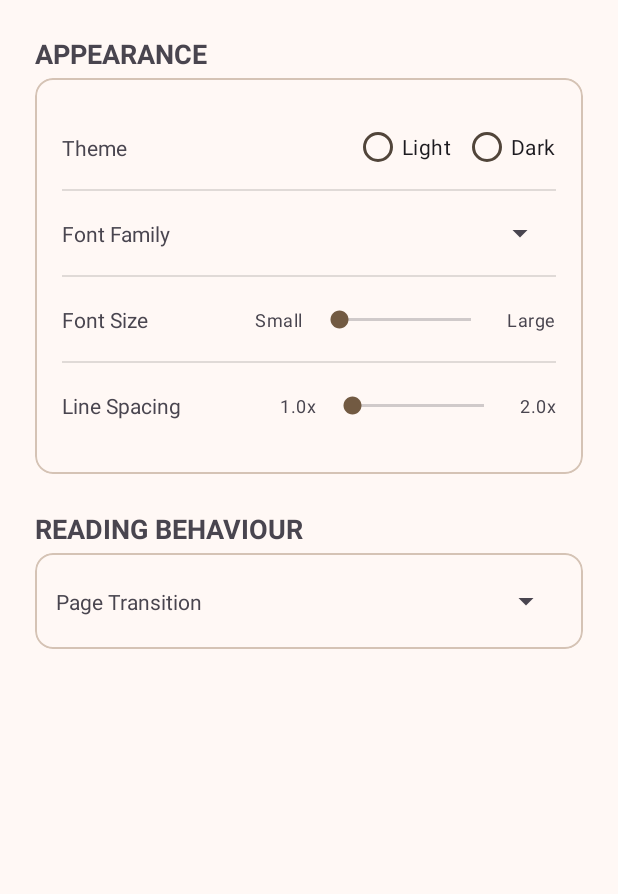
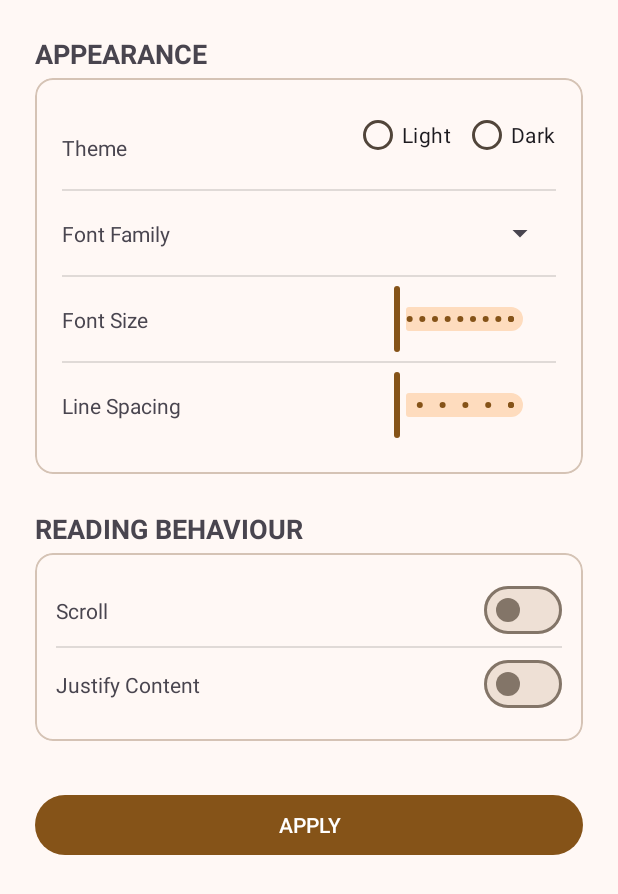
Before and after one commit to Tohirx/epub-reader, an Android app: the layout bottom_sheet_dialog_layout.xml on its own in the app's theme, with its tools: preview values and no code run, on a phone screen of 412 x 824 dp. Shown: the top 894 px of the screen. Run offline under Robolectric (Android 15) with nearby library versions, the phone set to English and light mode, and no system bars.

```diff
--- a/app/src/main/java/com/tohir/booksandstuff/ui/books/RecentBookAdapter.kt
+++ b/app/src/main/java/com/tohir/booksandstuff/ui/books/RecentBookAdapter.kt
@@ -44,6 +44,7 @@ class RecentBookAdapter(private val listener : OnRecentBooksClickedListener) : R
     inner class ViewHolder(private val binding: ItemRecentlyReadBooksBinding) : RecyclerView.ViewHolder(binding.root) {
 
         fun bind(book : Book) {
+
             val file = File(book.cover!!)
             val uri = Uri.fromFile(file)
 
@@ -59,7 +60,6 @@ class RecentBookAdapter(private val listener : OnRecentBooksClickedListener) : R
                 listener.onRecentBookClicked(book)
             }
 
-
         }
 
     }
--- a/app/src/main/res/layout/bottom_sheet_dialog_layout.xml
+++ b/app/src/main/res/layout/bottom_sheet_dialog_layout.xml
@@ -1,14 +1,15 @@
 <ScrollView xmlns:android="http://schemas.android.com/apk/res/android"
-    android:padding="8dp"
+    xmlns:app="http://schemas.android.com/apk/res-auto"
     android:layout_width="match_parent"
-    android:layout_height="match_parent">
+    android:layout_height="match_parent"
+    android:padding="8dp">
 
     <androidx.constraintlayout.widget.ConstraintLayout
-        xmlns:app="http://schemas.android.com/apk/res-auto"
         android:layout_width="match_parent"
         android:layout_height="wrap_content">
 
         <LinearLayout
+            android:id="@+id/linear_layout_container"
             android:layout_width="match_parent"
             android:layout_height="wrap_content"
             android:orientation="vertical"
@@ -54,23 +55,27 @@
                             android:id="@+id/radio_group_theme"
                             android:layout_width="wrap_content"
                             android:layout_height="wrap_content"
+                            android:minHeight="48dp"
                             android:orientation="horizontal"
                             app:layout_constraintBottom_toBottomOf="parent"
                             app:layout_constraintEnd_toEndOf="parent"
                             app:layout_constraintTop_toTopOf="parent">
 
-                            <RadioButton
+                            <com.google.android.material.radiobutton.MaterialRadioButton
                                 android:id="@+id/radio_button_light"
                                 android:layout_width="wrap_content"
                                 android:layout_height="wrap_content"
+                                android:height="48dp"
+                                android:minWidth="48dp"
                                 android:minHeight="0dp"
                                 android:text="Light" />
 
-                            <RadioButton
+                            <com.google.android.material.radiobutton.MaterialRadioButton
                                 android:id="@+id/radio_button_dark"
                                 android:layout_width="wrap_content"
                                 android:layout_height="wrap_content"
                                 android:layout_marginStart="8dp"
+                                android:minWidth="48dp"
                                 android:minHeight="0dp"
                                 android:text="Dark" />
 
@@ -93,8 +98,10 @@
                             app:layout_constraintTop_toTopOf="parent" />
 
                         <Spinner
+                            android:id="@+id/spinner_font_family"
                             android:layout_width="wrap_content"
                             android:layout_height="wrap_content"
+                            android:minHeight="48dp"
                             app:layout_constraintBottom_toBottomOf="parent"
                             app:layout_constraintEnd_toEndOf="parent"
                             app:layout_constraintTop_toTopOf="parent" />
@@ -115,35 +122,19 @@
                             app:layout_constraintStart_toStartOf="parent"
                             app:layout_constraintTop_toTopOf="parent" />
 
-                        <TextView
-                            android:id="@+id/text_view_font_size_small"
-                            android:layout_width="wrap_content"
-                            android:layout_height="wrap_content"
-                            android:layout_marginEnd="8dp"
-                            android:text="Small"
-                            android:textAppearance="?attr/textAppearanceBodySmall"
-                            app:layout_constraintBottom_toBottomOf="parent"
-                            app:layout_constraintEnd_toStartOf="@+id/seek_bar_font_size"
-                            app:layout_constraintTop_toTopOf="parent" />
 
-                        <SeekBar
-                            android:id="@+id/seek_bar_font_size"
+                        <com.google.android.material.slider.Slider
+                            android:id="@+id/slider_font_size"
                             android:layout_width="120dp"
                             android:layout_height="wrap_content"
                             android:layout_marginEnd="8dp"
-                            app:layout_constraintBottom_toBottomOf="parent"
-                            app:layout_constraintEnd_toStartOf="@+id/text_view_font_size_large"
-                            app:layout_constraintTop_toTopOf="parent" />
-
-                        <TextView
-                            android:id="@+id/text_view_font_size_large"
-                            android:layout_width="wrap_content"
-                            android:layout_height="wrap_content"
-                            android:text="Large"
-                            android:textAppearance="?attr/textAppearanceBodySmall"
+                            android:stepSize="0.1"
+                            android:valueFrom="1.0"
+                            android:valueTo="5.0"
                             app:layout_constraintBottom_toBottomOf="parent"
                             app:layout_constraintEnd_toEndOf="parent"
                             app:layout_constraintTop_toTopOf="parent" />
+
 
                     </androidx.constraintlayout.widget.ConstraintLayout>
 
@@ -162,35 +153,20 @@
                             app:layout_constraintStart_toStartOf="parent"
                             app:layout_constraintTop_toTopOf="parent" />
 
-                        <TextView
-                            android:id="@+id/text_view_line_spacing_min"
-                            android:layout_width="wrap_content"
-                            android:layout_height="wrap_content"
-                            android:layout_marginEnd="8dp"
-                            android:text="1.0x"
-                            android:textAppearance="?attr/textAppearanceBodySmall"
-                            app:layout_constraintBottom_toBottomOf="parent"
-                            app:layout_constraintEnd_toStartOf="@+id/seek_bar_line_spacing"
-                            app:layout_constraintTop_toTopOf="parent" />
 
-                        <SeekBar
-                            android:id="@+id/seek_bar_line_spacing"
+                        <com.google.android.material.slider.Slider
+                            android:id="@+id/slider_line_spacing"
                             android:layout_width="120dp"
                             android:layout_height="wrap_content"
                             android:layout_marginEnd="8dp"
-                            app:layout_constraintBottom_toBottomOf="parent"
-                            app:layout_constraintEnd_toStartOf="@+id/text_view_line_spacing_max"
-                            app:layout_constraintTop_toTopOf="parent" />
-
-                        <TextView
-                            android:id="@+id/text_view_line_spacing_max"
-                            android:layout_width="wrap_content"
-                            android:layout_height="wrap_content"
-                            android:text="2.0x"
-                            android:textAppearance="?attr/textAppearanceBodySmall"
+                            android:stepSize="0.2"
+                            android:valueFrom="1.0"
+                            android:valueTo="2.0"
                             app:layout_constraintBottom_toBottomOf="parent"
                             app:layout_constraintEnd_toEndOf="parent"
-                            app:layout_constraintTop_toTopOf="parent" />
+                            app:layout_constraintTop_toTopOf="parent"
+                            app:tickVisible="true" />
+
 
                     </androidx.constraintlayout.widget.ConstraintLayout>
 
@@ -209,7 +185,7 @@
                 android:textStyle="bold" />
 
             <com.google.android.material.card.MaterialCardView
-
+                android:id="@+id/reading_behaviour_container"
                 android:layout_width="match_parent"
                 android:layout_height="wrap_content">
 
@@ -227,20 +203,44 @@
                         android:minHeight="36dp">
 
                         <TextView
-                            android:id="@+id/text_view_reading_mode"
+                            android:id="@+id/text_view_scroll"
                             android:layout_width="wrap_content"
                             android:layout_height="wrap_content"
-                            android:text="Page Transition"
+                            android:text="Scroll"
                             app:layout_constraintBottom_toBottomOf="parent"
                             app:layout_constraintStart_toStartOf="parent"
                             app:layout_constraintTop_toTopOf="parent" />
 
-                        <Spinner
+                        <com.google.android.material.materialswitch.MaterialSwitch
+                            android:id="@+id/scroll_switch"
                             android:layout_width="wrap_content"
                             android:layout_height="wrap_content"
-                            app:layout_constraintBottom_toBottomOf="parent"
                             app:layout_constraintEnd_toEndOf="parent"
                             app:layout_constraintTop_toTopOf="parent" />
+
+                    </androidx.constraintlayout.widget.ConstraintLayout>
+
+                    <androidx.constraintlayout.widget.ConstraintLayout
+                        android:layout_width="match_parent"
+                        android:layout_height="wrap_content"
+                        android:minHeight="36dp">
+
+                        <TextView
+                            android:id="@+id/text_view_justify_content"
+                            android:layout_width="wrap_content"
+                            android:layout_height="wrap_content"
+                            android:text="Justify Content"
+                            app:layout_constraintBottom_toBottomOf="parent"
+                            app:layout_constraintStart_toStartOf="parent"
+                            app:layout_constraintTop_toTopOf="parent" />
+
+                        <com.google.android.material.materialswitch.MaterialSwitch
+                            android:id="@+id/justify_content_switch"
+                            android:layout_width="wrap_content"
+                            android:layout_height="wrap_content"
+                            app:layout_constraintEnd_toEndOf="parent"
+                            app:layout_constraintTop_toTopOf="parent" />
+
 
                     </androidx.constraintlayout.widget.ConstraintLayout>
 
@@ -248,6 +248,13 @@
 
             </com.google.android.material.card.MaterialCardView>
 
+            <com.google.android.material.button.MaterialButton
+                android:id="@+id/button_apply"
+                android:layout_width="match_parent"
+                android:layout_height="wrap_content"
+                android:layout_marginTop="32dp"
+                android:text="APPLY" />
+
         </LinearLayout>
 
     </androidx.constraintlayout.widget.ConstraintLayout>
```
Also changed, not shown: app/src/main/java/com/tohir/booksandstuff/ui/books/EpubReaderFragment.kt (+156 -42 lines), app/src/main/java/com/tohir/booksandstuff/ui/books/LibraryFragment.kt (+7 -2 lines), app/src/main/java/com/tohir/booksandstuff/ui/books/ReaderActivity.kt (+10 -5 lines), app/src/main/res/layout/spinner_item.xml (added, +9 -0 lines).
